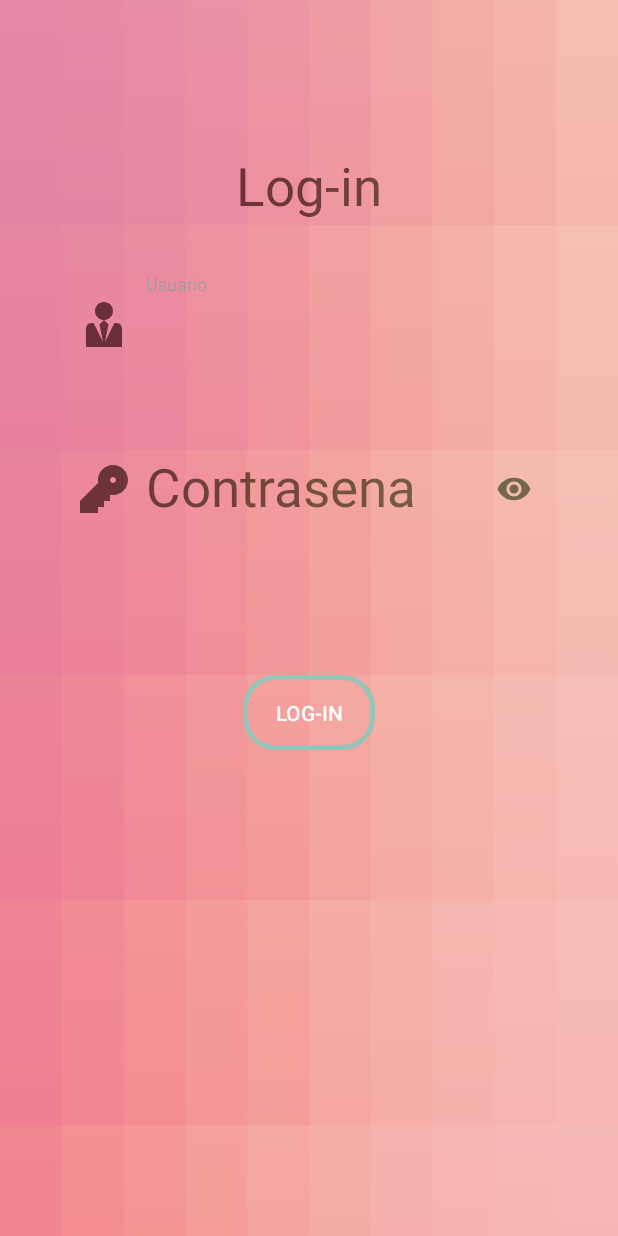
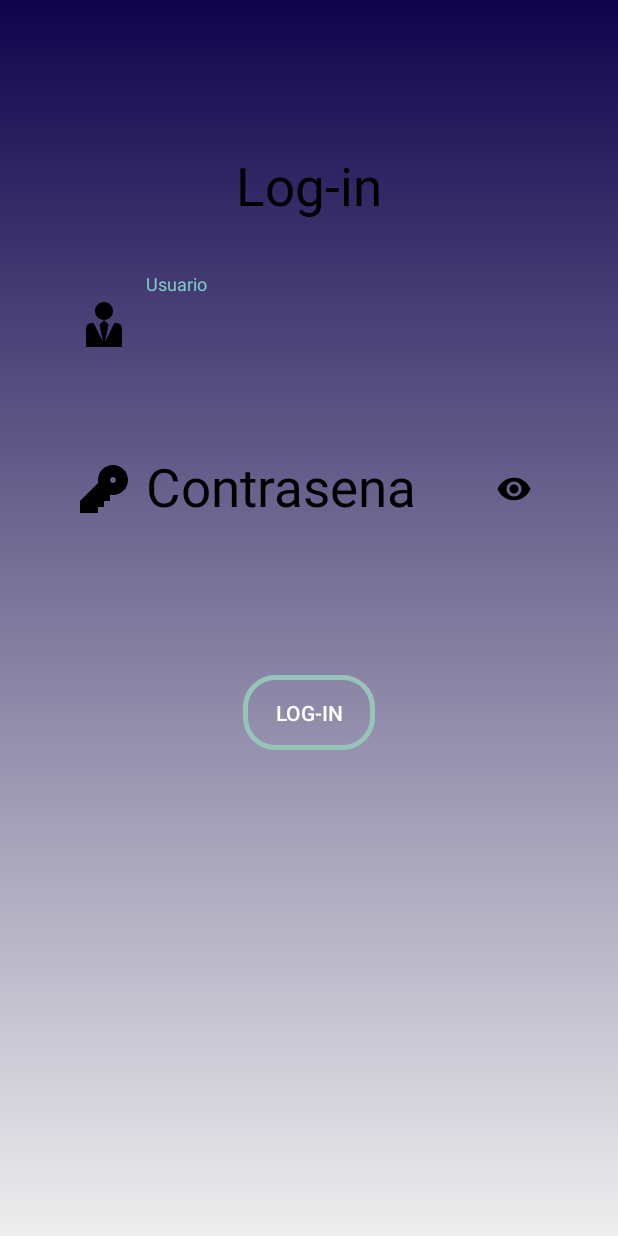
Before and after one commit to EduardoAraujoAbad/app, an Android app: the screen it shows after launch (MainActivity), on a phone screen of 412 x 824 dp. Run offline under Robolectric (Android 15) with nearby library versions, the phone set to English and light mode, and no system bars.

Commit message:
18/5/2022-new branch

```diff
--- a/app/src/main/java/com/example/app/principal/Principal.kt
+++ b/app/src/main/java/com/example/app/principal/Principal.kt
@@ -28,6 +28,10 @@ class Principal : AppCompatActivity() {
         views.btnProfilepicture.setOnClickListener{ requestPermissions() }
 
     }
+
+
+
+
 
     private fun initializeAnimation() {
 
--- a/app/src/main/res/drawable-night/colorgradient.xml
+++ b/app/src/main/res/drawable-night/colorgradient.xml
@@ -1,7 +1,7 @@
 <shape
     xmlns:android="http://schemas.android.com/apk/res/android">
     <gradient
-        android:startColor="@color/magenta"
-        android:endColor="@color/mora"
-        android:angle="90" />
+        android:startColor="@color/morado_r76"
+        android:endColor="@color/morado_r152"
+        android:angle="45" />
 </shape>
--- a/app/src/main/res/drawable-night/colorgradient_1.xml
+++ b/app/src/main/res/drawable-night/colorgradient_1.xml
@@ -1,7 +1,7 @@
 <shape
     xmlns:android="http://schemas.android.com/apk/res/android">
     <gradient
-        android:startColor="@color/light_geen"
-        android:endColor="@color/ultra_light_green"
+        android:startColor="@color/grey"
+        android:endColor="@color/azul_marino"
         android:angle="90" />
 </shape>
--- a/app/src/main/res/drawable-night/colorgradient_2.xml
+++ b/app/src/main/res/drawable-night/colorgradient_2.xml
@@ -1,7 +1,7 @@
 <shape
     xmlns:android="http://schemas.android.com/apk/res/android">
     <gradient
-        android:startColor="@color/rose"
-        android:endColor="@color/tiny_rose"
+        android:startColor="@color/skin_color"
+        android:endColor="@color/grey_blue"
         android:angle="90" />
 </shape>
--- a/app/src/main/res/drawable/colorgradient.xml
+++ b/app/src/main/res/drawable/colorgradient.xml
@@ -1,7 +1,7 @@
 <shape
     xmlns:android="http://schemas.android.com/apk/res/android">
     <gradient
-        android:startColor="@color/magenta"
-        android:endColor="@color/mora"
+        android:startColor="@color/morado_r76"
+        android:endColor="@color/morado_r152"
         android:angle="90" />
 </shape>
--- a/app/src/main/res/drawable/colorgradient_1.xml
+++ b/app/src/main/res/drawable/colorgradient_1.xml
@@ -1,7 +1,7 @@
 <shape
     xmlns:android="http://schemas.android.com/apk/res/android">
     <gradient
-        android:startColor="@color/light_geen"
-        android:endColor="@color/ultra_light_green"
+        android:startColor="@color/grey"
+        android:endColor="@color/azul_marino"
         android:angle="90" />
 </shape>
--- a/app/src/main/res/drawable/colorgradient_2.xml
+++ b/app/src/main/res/drawable/colorgradient_2.xml
@@ -1,7 +1,7 @@
 <shape
     xmlns:android="http://schemas.android.com/apk/res/android">
     <gradient
-        android:startColor="@color/rose"
-        android:endColor="@color/tiny_rose"
+        android:startColor="@color/skin_color"
+        android:endColor="@color/grey_blue"
         android:angle="90" />
 </shape>
--- a/app/src/main/res/layout/activity_main.xml
+++ b/app/src/main/res/layout/activity_main.xml
@@ -48,13 +48,13 @@
             tools:ignore="MissingConstraints">
         </Button>
 
-        <ImageView
+        <!--<ImageView
              android:id="@+id/img_background"
              style="@style/image_bg"
             tools:ignore="MissingConstraints"
              >
 
-        </ImageView>
+        </ImageView>-->
 
     </androidx.constraintlayout.widget.ConstraintLayout>
 
--- a/app/src/main/res/layout/activity_principal.xml
+++ b/app/src/main/res/layout/activity_principal.xml
@@ -86,12 +86,12 @@
 
         </Button>
 
-        <ImageView
+        <!--<ImageView
             android:id="@+id/img_background_principal"
             style="@style/image_bg_principal"
             tools:ignore="MissingConstraints"
             >
-        </ImageView>
+        </ImageView>-->
 
     </androidx.constraintlayout.widget.ConstraintLayout>
 
--- a/app/src/main/res/values-night/colors.xml
+++ b/app/src/main/res/values-night/colors.xml
@@ -2,7 +2,6 @@
 <resources>
     <color name="letras">#e7dfd1</color>
     <color name="white">#B0B1B0</color>
-
     <color name="purple_700">#c8ff4c</color>
     <color name="teal_700">#fe7879</color>
     <color name="magenta">#2E0249</color>
@@ -11,4 +10,10 @@
     <color name="ultra_light_green">#F9F3EE</color>
     <color name="rose">#65C18C</color>
     <color name="tiny_rose">#C1F4C5</color>
+    <color name="morado_r76">#750550</color>
+    <color name="morado_r152">#570530</color>
+    <color name="grey">#787A91</color>
+    <color name="azul_marino">#141E61</color>
+    <color name="skin_color">#AD62AA</color>
+    <color name="grey_blue">#4A47A3</color>
 </resources>
--- a/app/src/main/res/values/colors.xml
+++ b/app/src/main/res/values/colors.xml
@@ -16,6 +16,14 @@
     <color name="ultra_light_green">#CCF3EE</color>
     <color name="rose">#FF7BA9</color>
     <color name="tiny_rose">#FFBED8</color>
+    <color name="morado_r76">#980F5A</color>
+    <color name="morado_r152">#4C0027</color>
+    <color name="grey">#EEEEEE</color>
+    <color name="azul_marino">#0F044C</color>
+    <color name="skin_color">#EAB9C9</color>
+    <color name="grey_blue">#413C69</color>
+
+
 
 
 </resources>
--- a/app/src/main/res/values/style.xml
+++ b/app/src/main/res/values/style.xml
@@ -64,7 +64,7 @@
         <item name="android:layout_width">match_parent</item>
         <item name="android:layout_height">@dimen/img_height_fondo</item>
         <item name="android:background">@drawable/ic_radiant_gradient</item>
-        <item name="android:alpha">0.5</item>
+        <item name="android:alpha">0.4</item>
 
     </style>
 
```
